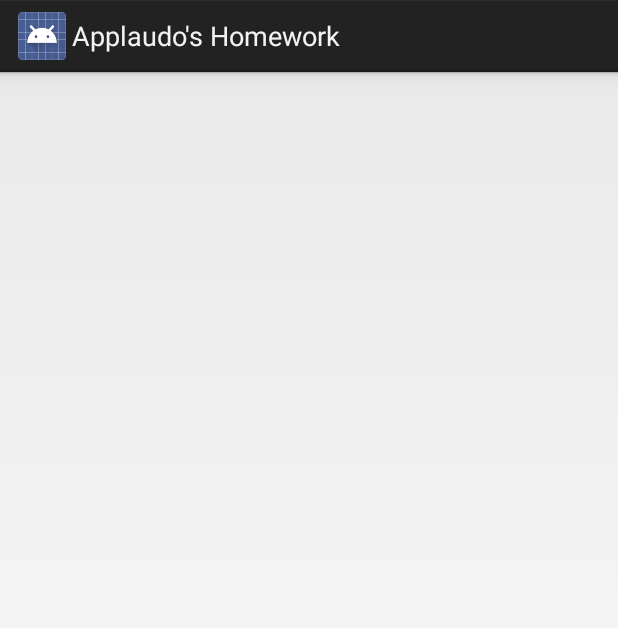
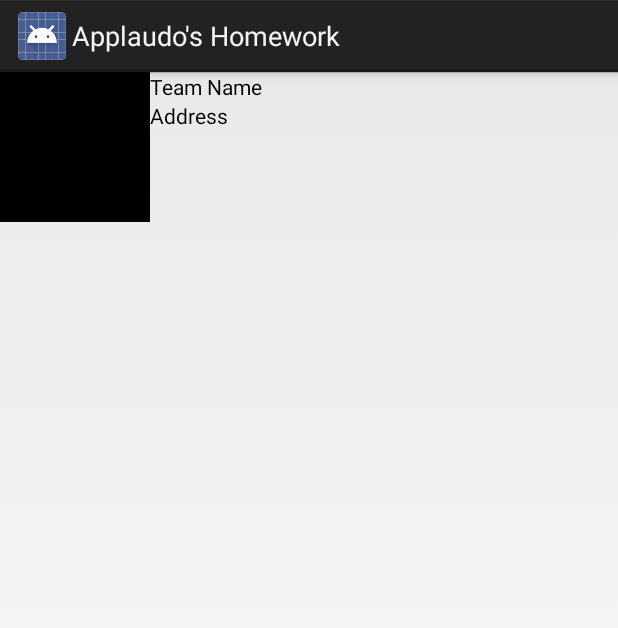
Before and after one commit to luisventura/codechallenge-teams, an Android app: the layout item_team_list.xml on its own in the app's theme, with its tools: preview values and no code run, on a phone screen of 412 x 824 dp. Shown: the top 628 px of the screen. Run offline under Robolectric (Android 15) with nearby library versions, the phone set to English and light mode, and no system bars.

Commit message:
created team adapter and linked to listview, created listview item layout, reformatted code in several files

```diff
--- a/app/src/main/AndroidManifest.xml
+++ b/app/src/main/AndroidManifest.xml
@@ -2,7 +2,7 @@
 <manifest xmlns:android="http://schemas.android.com/apk/res/android"
     package="com.applaudo.teamlist.android">
 
-    <uses-permission android:name="android.permission.INTERNET"/>
+    <uses-permission android:name="android.permission.INTERNET" />
 
     <application
         android:allowBackup="true"
--- a/app/src/main/java/com/applaudo/teamlist/android/network/restApi.java
+++ b/app/src/main/java/com/applaudo/teamlist/android/network/restApi.java
@@ -25,7 +25,7 @@ public class restApi {
         mRetrofitInstance = retrofit.create(apiWrapper.class);
     }
 
-    public apiWrapper APICall(){
+    public apiWrapper APICall() {
         return mRetrofitInstance;
     }
 }
--- a/app/src/main/res/layout/activity_team_list.xml
+++ b/app/src/main/res/layout/activity_team_list.xml
@@ -8,6 +8,8 @@
     tools:context="com.applaudo.teamlist.android.activity.TeamListActivity">
 
     <ListView
+        android:id="@+id/teamlistview"
         android:layout_width="match_parent"
-        android:layout_height="match_parent" />
+        android:layout_height="match_parent"
+        tools:listitem="@layout/item_team_list"/>
 </LinearLayout>
--- a/app/src/main/res/layout/item_team_list.xml
+++ b/app/src/main/res/layout/item_team_list.xml
@@ -1,6 +1,29 @@
 <?xml version="1.0" encoding="utf-8"?>
 <RelativeLayout xmlns:android="http://schemas.android.com/apk/res/android"
+    xmlns:app="http://schemas.android.com/apk/res-auto"
     android:layout_width="match_parent"
-    android:layout_height="match_parent">
+    android:layout_height="wrap_content">
 
+    <ImageView
+        android:id="@+id/teamlogo"
+        android:layout_width="100dp"
+        android:layout_height="100dp"
+        android:src="@android:drawable/screen_background_dark" />
+
+    <TextView
+        android:id="@+id/teamname"
+        android:layout_width="match_parent"
+        android:layout_height="wrap_content"
+        android:layout_toRightOf="@+id/teamlogo"
+        android:text="Team Name"
+        android:textColor="@android:color/black" />
+
+    <TextView
+        android:id="@+id/teamaddress"
+        android:layout_width="match_parent"
+        android:layout_height="match_parent"
+        android:layout_below="@+id/teamname"
+        android:layout_toRightOf="@+id/teamlogo"
+        android:text="Address"
+        android:textColor="@android:color/black" />
 </RelativeLayout>
```
Also changed, not shown: app/src/main/java/com/applaudo/teamlist/android/activity/TeamListActivity.java (+16 -2 lines), app/src/main/java/com/applaudo/teamlist/android/adapter/TeamAdapter.java (added, +67 -0 lines).
